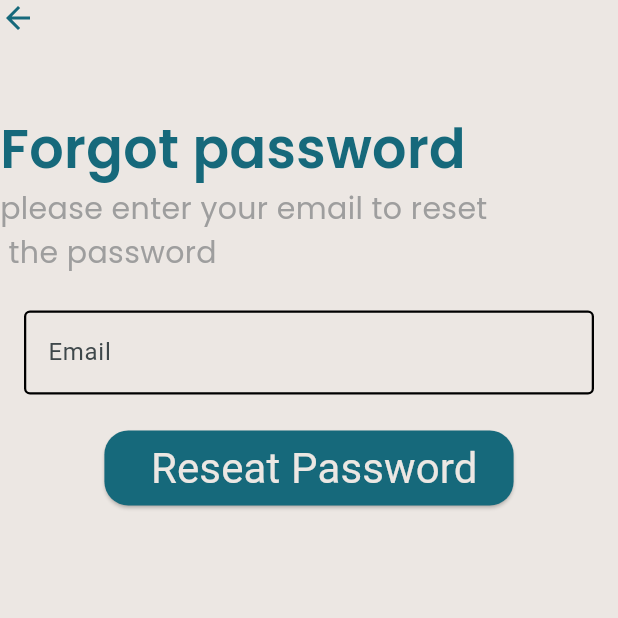
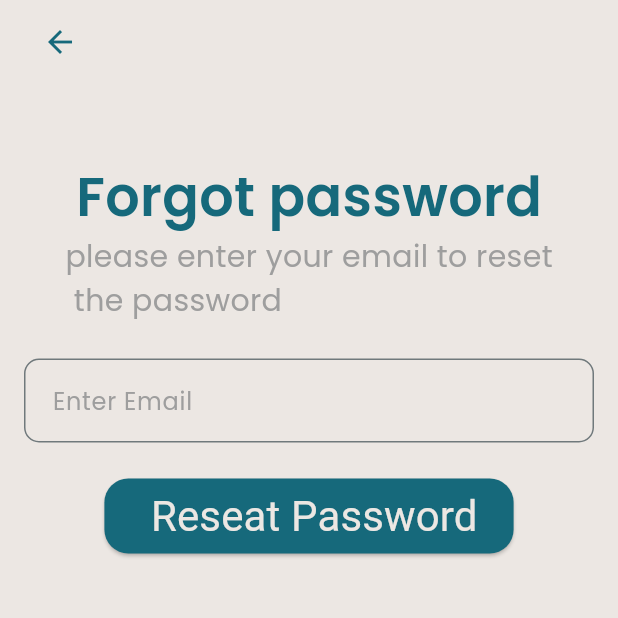
Before and after one commit to nhahub/NHA-229, a Flutter app: the ForgetPasswordEmailScreen screen opened directly, on a phone screen of 412 x 824 dp, the top half of it. Run offline on Flutter 3.47's test engine with Material 3 defaults, Android fonts, the phone set to English and light mode, and no system bars; our stand-ins replace flutter_screenutil, flutter_svg, google_fonts, pinput.

Commit message:
first changes

```diff
--- a/lib/features/auth/forgot_password/screens/forget_password_email_screen.dart
+++ b/lib/features/auth/forgot_password/screens/forget_password_email_screen.dart
@@ -1,34 +1,35 @@
 import 'package:flutter/material.dart';
-import 'package:flutter_svg/flutter_svg.dart';
+import '../widgets/custom_text_field.dart';
+import 'otp_screen.dart';
+import 'package:google_fonts/google_fonts.dart';
 
-import 'otp_screen.dart';
-// TODO: configure the fonts
 class ForgetPasswordEmailScreen extends StatelessWidget {
-  const ForgetPasswordEmailScreen({super.key});
+  ForgetPasswordEmailScreen({super.key});
+
+  final GlobalKey<FormState> _formKey = GlobalKey<FormState>();
+  final TextEditingController emailController = TextEditingController();
 
   @override
   Widget build(BuildContext context) {
     return Scaffold(
+      appBar: AppBar(
+        leading: IconButton(
+          onPressed: () {
+            Navigator.pop(context);
+          },
+          icon: const Icon(Icons.arrow_back_sharp, color: Color(0xff16697b)),
+          padding: const EdgeInsets.symmetric(horizontal: 28),
+        ),
+      ),
       resizeToAvoidBottomInset: true,
       body: SafeArea(
         child: SingleChildScrollView(
           child: Column(
             mainAxisAlignment: MainAxisAlignment.start,
             children: [
-              Row(
-                mainAxisAlignment: MainAxisAlignment.start,
-                children: [
-                  // TODO: Add a back button to go to the previous screen
-                  SvgPicture.asset(
-                    "assets/images/arrow_back.svg",
-                    width: 24,
-                    height: 24,
-                  ),
-                ],
-              ),
               const SizedBox(height: 50),
-              const Align(
-                alignment: Alignment.centerLeft,
+              const Padding(
+                padding: EdgeInsets.symmetric(horizontal: 16),
                 child: Text(
                   "Forgot password",
                   style: TextStyle(
@@ -38,8 +39,8 @@ class ForgetPasswordEmailScreen extends StatelessWidget {
                   ),
                 ),
               ),
-              const Align(
-                alignment: Alignment.centerLeft,
+              const Padding(
+                padding: EdgeInsets.symmetric(horizontal: 16),
                 child: Text(
                   "please enter your email to reset\n the password",
                   style: TextStyle(
@@ -50,36 +51,41 @@ class ForgetPasswordEmailScreen extends StatelessWidget {
                 ),
               ),
               const SizedBox(height: 24),
-              Padding(
+              Form(
+                key: _formKey,
+                child: Padding(
                   padding: const EdgeInsets.symmetric(horizontal: 16),
-                // TODO: Replace this TextFormField with a custom text field widget
-                child: TextFormField(
-                  // TODO: Add a text controller
-                  // TODO: Add a proper validator to email field and apply validation logic
-                  decoration: const InputDecoration(
-                    enabledBorder: OutlineInputBorder(
-                      borderSide: BorderSide(color: Colors.black, width: 1.5),
-                    ),
-                    focusedBorder: OutlineInputBorder(
-                      borderSide: BorderSide(
-                        color: Color(0xFF16697B),
-                        width: 1.5,
-                      ),
-                    ),
-                    hintText: "Email",
-                    fillColor: Color(0xFFFFFFFF),
+
+                  child: CustomTextField(
+                    controller: emailController,
+                    validator: (value) {
+                      if (value == null || value.isEmpty) {
+                        return 'Please enter your email';
+                      }
+                      if (!RegExp(r'^[^@]+@[^@]+\.[^@]+').hasMatch(value)) {
+                        return 'Please enter a valid email';
+                      }
+                      return null;
+                    },
+                     hintText: 'Enter Email',
+                    obscureText: false,
                   ),
                 ),
               ),
               const SizedBox(height: 24),
               ElevatedButton(
                 onPressed: () {
+                  if (_formKey.currentState!.validate()) {
                     Navigator.push(
                       context,
                       MaterialPageRoute(
-                      builder: (context) => const OtpScreen(email: "emailController.text.trim()",),
+                        builder:
+                            (context) => const OtpScreen(
+                              email: "emailController.text.trim()",
+                            ),
                       ),
                     );
+                  }
                 },
                 style: ElevatedButton.styleFrom(
                   backgroundColor: const Color(0xFF16697B),
--- a/lib/features/auth/forgot_password/widgets/custom_text_field.dart
+++ b/lib/features/auth/forgot_password/widgets/custom_text_field.dart
@@ -1,49 +1,64 @@
 import 'package:flutter/material.dart';
 
 class CustomTextField extends StatelessWidget {
-  final String hintText;
+  final String? hintText;
   final TextEditingController? controller;
   final bool obscureText;
+  final String? Function(String?)? validator;
 
   const CustomTextField({
     super.key,
     required this.hintText,
     this.controller,
     this.obscureText = false,
+    this.validator,
   });
 
   @override
   Widget build(BuildContext context) {
-    return Container(
-      width: 309,
-      height: 56,
-      decoration: BoxDecoration(
-        color: Colors.white,
-        borderRadius: BorderRadius.circular(10),
-        border: Border.all(color: Colors.black, width: 1),
-      ),
-      child: TextField(
+    return TextFormField(
       controller: controller,
       obscureText: obscureText,
+      validator: validator,
       style: const TextStyle(
         fontFamily: 'Poppins',
         fontSize: 16,
         color: Colors.black,
       ),
       decoration: InputDecoration(
-          hintText: hintText,
-          hintStyle: const TextStyle(
+        labelText: hintText,
+        labelStyle: const TextStyle(
           color: Color(0xFF9E9E9E),
           fontFamily: 'Poppins',
           fontSize: 16,
         ),
-          isDense: true,
+        floatingLabelBehavior: FloatingLabelBehavior.auto,
         contentPadding: const EdgeInsets.symmetric(
           horizontal: 15,
           vertical: 16,
         ),
-          border: InputBorder.none,
+        border: OutlineInputBorder(
+          borderRadius: BorderRadius.circular(10),
+          borderSide: const BorderSide(color: Colors.black, width: 1),
         ),
+        focusedBorder: OutlineInputBorder(
+          borderRadius: BorderRadius.circular(10),
+          borderSide: const BorderSide(color: Color(0xFF16697B), width: 2),
+        ),
+        errorBorder: OutlineInputBorder(
+          borderRadius: BorderRadius.circular(10),
+          borderSide: const BorderSide(color: Colors.red, width: 1),
+        ),
+        focusedErrorBorder: OutlineInputBorder(
+          borderRadius: BorderRadius.circular(10),
+          borderSide: const BorderSide(color: Colors.red, width: 2),
+        ),
+        errorStyle: const TextStyle(
+          fontSize: 12,
+          color: Colors.red,
+          fontFamily: 'Poppins',
+        ),
+        isDense: true,
       ),
     );
   }
--- a/lib/features/auth/login/screens/login_screen.dart
+++ b/lib/features/auth/login/screens/login_screen.dart
@@ -54,7 +54,7 @@ class LoginScreen extends StatelessWidget {
                         MaterialPageRoute(
                           builder:
                               (context) =>
-                                  const ForgetPasswordEmailScreen(),
+                                   ForgetPasswordEmailScreen(),
                         ),
                       );
                     },
```
Also changed, not shown: pubspec.lock. Lines whose indentation alone changed are shown as unchanged.
